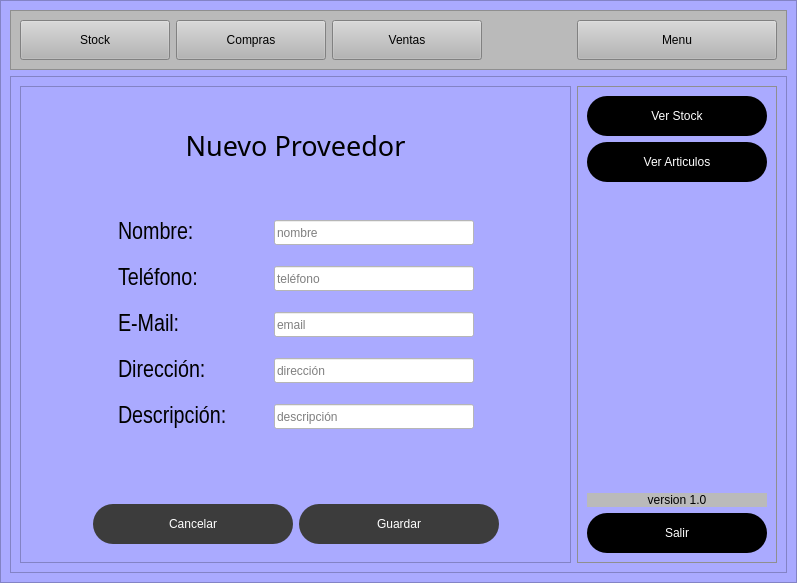
Before: the Qt Designer form Views/Principal.ui in Ryderd20/Gestor-Stock, drawn with Qt 5.
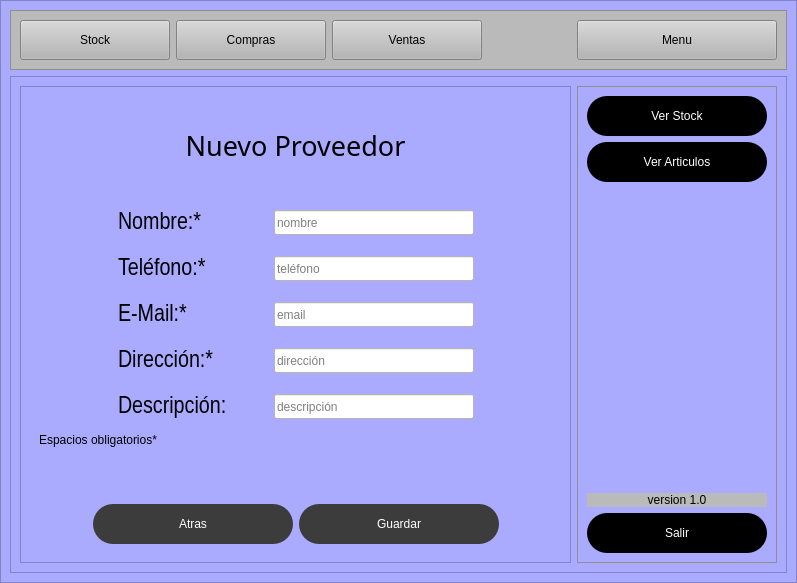
After: the same form once the commit is applied. The open tabs and pages were chosen to show the change.

```diff
--- a/Views/Principal.ui
+++ b/Views/Principal.ui
@@ -589,7 +589,7 @@
                       </font>
                      </property>
                      <property name="text">
-                      <string>Nombre:</string>
+                      <string>Nombre:*</string>
                      </property>
                     </widget>
                    </item>
@@ -657,7 +657,7 @@
                       </font>
                      </property>
                      <property name="text">
-                      <string>Teléfono:</string>
+                      <string>Teléfono:*</string>
                      </property>
                     </widget>
                    </item>
@@ -725,7 +725,10 @@
                       </font>
                      </property>
                      <property name="text">
-                      <string>E-Mail:</string>
+                      <string>E-Mail:*</string>
+                     </property>
+                     <property name="buddy">
+                      <cstring>label_19</cstring>
                      </property>
                     </widget>
                    </item>
@@ -793,7 +796,10 @@
                       </font>
                      </property>
                      <property name="text">
-                      <string>Dirección:</string>
+                      <string>Dirección:*</string>
+                     </property>
+                     <property name="buddy">
+                      <cstring>label_20</cstring>
                      </property>
                     </widget>
                    </item>
@@ -899,6 +905,13 @@
                    </item>
                   </layout>
                  </item>
+                 <item>
+                  <widget class="QLabel" name="signal_proveedor_nuevo">
+                   <property name="text">
+                    <string>Espacios obligatorios*</string>
+                   </property>
+                  </widget>
+                 </item>
                  <item>
                   <spacer name="verticalSpacer_4">
                    <property name="orientation">
@@ -939,7 +952,7 @@
                       <cursorShape>PointingHandCursor</cursorShape>
                      </property>
                      <property name="text">
-                      <string>Cancelar</string>
+                      <string>Atras</string>
                      </property>
                     </widget>
                    </item>
```
Left out of the diff: 17 changed lines with no effect on the pictures.
